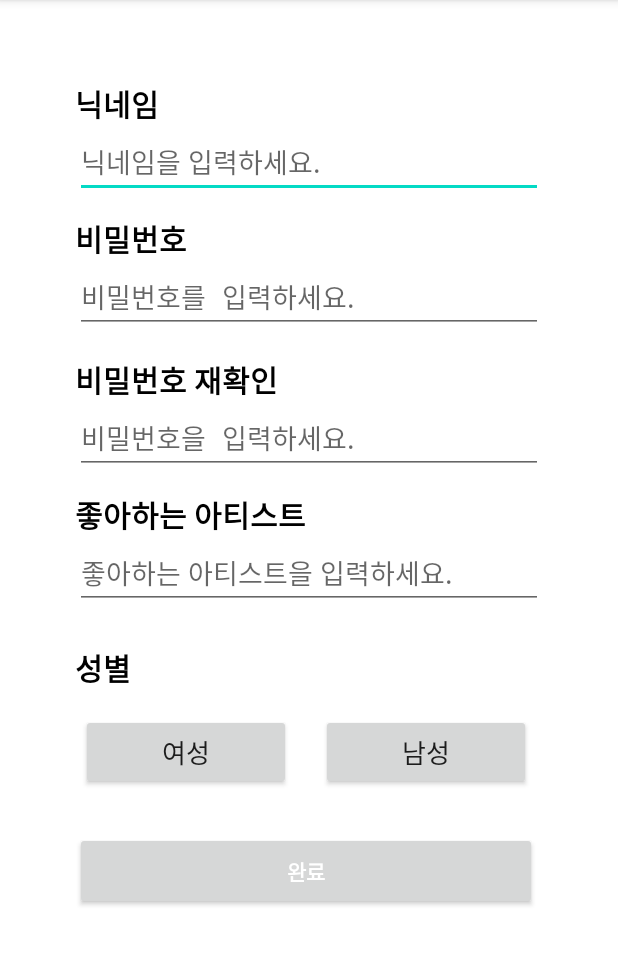
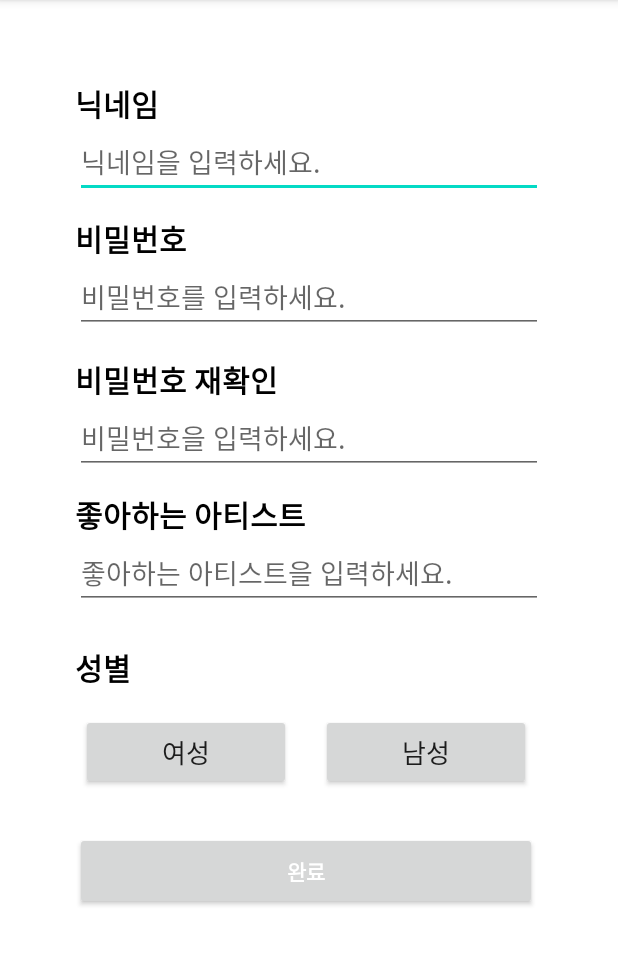
Before and after one commit to chaeyeon-yang/GemMiner_, an Android app: the screen it shows after launch (RegisterActivity), after a tap on "회원가입하기", on a phone screen of 412 x 824 dp, the part 84-1049 px from its top. Run offline under Robolectric (Android 15) with nearby library versions, the phone set to English and light mode, and no system bars.

Commit message:
add font(KOTRA_GOTHIC.ttf/kora)

```diff
--- /dev/null
+++ b/app/src/main/res/font/font.xml
@@ -0,0 +1,6 @@
+<?xml version="1.0" encoding="utf-8"?>
+<font-family xmlns:android="http://schemas.android.com/apk/res/android">
+    <font android:fontStyle="normal"
+        android:fontWeight="400"
+        android:font="@font/kotra"/>
+</font-family>
--- a/app/src/main/res/layout/activity_main.xml
+++ b/app/src/main/res/layout/activity_main.xml
@@ -9,6 +9,7 @@
 
     <TextView
         android:id="@+id/title"
+        android:fontFamily="@font/kotra"
         android:layout_width="wrap_content"
         android:layout_height="wrap_content"
         android:layout_marginStart="56dp"
@@ -23,6 +24,7 @@
 
     <EditText
         android:id="@+id/nickname"
+        android:fontFamily="@font/kotra"
         android:layout_width="match_parent"
         android:layout_height="wrap_content"
         android:layout_marginStart="4dp"
@@ -34,6 +36,7 @@
 
     <EditText
         android:id="@+id/password"
+        android:fontFamily="@font/kotra"
         android:layout_width="match_parent"
         android:layout_height="wrap_content"
         android:layout_marginTop="40dp"
@@ -45,6 +48,7 @@
 
     <Button
         android:id="@+id/loginBtn"
+        android:fontFamily="@font/kotra"
         android:layout_width="match_parent"
         android:layout_height="wrap_content"
         android:background="@color/app_color"
@@ -59,6 +63,7 @@
 
     <TextView
         android:id="@+id/register"
+        android:fontFamily="@font/kotra"
         android:layout_width="wrap_content"
         android:layout_height="wrap_content"
         android:layout_marginStart="84dp"
@@ -69,6 +74,7 @@
 
     <Button
         android:id="@+id/registerBtn"
+        android:fontFamily="@font/kotra"
         android:layout_width="wrap_content"
         android:layout_height="wrap_content"
         android:layout_marginStart="100dp"
--- a/app/src/main/res/layout/activity_register.xml
+++ b/app/src/main/res/layout/activity_register.xml
@@ -8,6 +8,7 @@
 
     <TextView
         android:id="@+id/register_nickname"
+        android:fontFamily="@font/kotra"
         android:layout_width="wrap_content"
         android:layout_height="wrap_content"
         android:layout_marginTop="4dp"
@@ -20,6 +21,7 @@
 
     <EditText
         android:id="@+id/input_nickname"
+        android:fontFamily="@font/kotra"
         android:layout_width="match_parent"
         android:layout_height="wrap_content"
         android:hint="닉네임을 입력하세요."
@@ -30,6 +32,7 @@
 
     <TextView
         android:id="@+id/register_password"
+        android:fontFamily="@font/kotra"
         android:layout_width="wrap_content"
         android:layout_height="wrap_content"
         android:layout_marginTop="12dp"
@@ -42,6 +45,7 @@
 
     <EditText
         android:id="@+id/input_password"
+        android:fontFamily="@font/kotra"
         android:layout_width="match_parent"
         android:layout_height="wrap_content"
         android:hint="비밀번호를 입력하세요."
@@ -53,6 +57,7 @@
 
     <TextView
         android:id="@+id/reRegister_password"
+        android:fontFamily="@font/kotra"
         android:layout_width="wrap_content"
         android:layout_height="wrap_content"
         android:layout_marginTop="16dp"
@@ -65,6 +70,7 @@
 
     <EditText
         android:id="@+id/reInput_password"
+        android:fontFamily="@font/kotra"
         android:layout_width="match_parent"
         android:layout_height="wrap_content"
         android:hint="비밀번호을 입력하세요."
@@ -76,6 +82,7 @@
 
     <TextView
         android:id="@+id/register_favorite"
+        android:fontFamily="@font/kotra"
         android:layout_width="wrap_content"
         android:layout_height="wrap_content"
         android:layout_marginTop="12dp"
@@ -88,6 +95,7 @@
 
     <EditText
         android:id="@+id/input_favorite"
+        android:fontFamily="@font/kotra"
         android:layout_width="match_parent"
         android:layout_height="wrap_content"
         android:hint="좋아하는 아티스트을 입력하세요."
@@ -96,6 +104,7 @@
 
     <TextView
         android:id="@+id/register_sex"
+        android:fontFamily="@font/kotra"
         android:layout_width="wrap_content"
         android:layout_height="wrap_content"
         android:layout_marginTop="24dp"
@@ -108,6 +117,7 @@
 
     <Button
         android:id="@+id/input_sex_woman"
+        android:fontFamily="@font/kotra"
         android:layout_width="140sp"
         android:layout_height="wrap_content"
         android:layout_marginStart="4dp"
@@ -120,6 +130,7 @@
 
     <Button
         android:id="@+id/input_sex_man"
+        android:fontFamily="@font/kotra"
         android:layout_width="140sp"
         android:layout_height="wrap_content"
         android:layout_marginLeft="160dp"
@@ -132,6 +143,7 @@
 
     <Button
         android:id="@+id/input_registerBtn"
+        android:fontFamily="@font/kotra"
         android:layout_width="308dp"
         android:layout_height="52dp"
         android:layout_marginTop="28dp"
--- a/app/src/main/res/layout/fragment_main_menu_basket.xml
+++ b/app/src/main/res/layout/fragment_main_menu_basket.xml
@@ -9,6 +9,7 @@
 
     <TextView
         android:id="@+id/basket"
+        android:fontFamily="@font/kotra"
         android:layout_width="wrap_content"
         android:layout_height="wrap_content"
         android:layout_marginStart="4dp"
@@ -43,6 +44,7 @@
 
             <TextView
                 android:id="@+id/artistName1"
+                android:fontFamily="@font/kotra"
                 android:layout_width="wrap_content"
                 android:layout_height="wrap_content"
                 android:layout_marginLeft="28dp"
@@ -52,6 +54,7 @@
 
             <Button
                 android:id="@+id/performance_ticketing"
+                android:fontFamily="@font/kotra"
                 android:layout_width="130sp"
                 android:layout_height="wrap_content"
                 android:layout_marginLeft="28dp"
--- a/app/src/main/res/layout/fragment_main_menu_heart.xml
+++ b/app/src/main/res/layout/fragment_main_menu_heart.xml
@@ -9,6 +9,7 @@
 
     <TextView
         android:id="@+id/heart"
+        android:fontFamily="@font/kotra"
         android:layout_width="wrap_content"
         android:layout_height="wrap_content"
         android:layout_marginStart="4dp"
@@ -40,6 +41,7 @@
 
             <TextView
                 android:id="@+id/artistName1"
+                android:fontFamily="@font/kotra"
                 android:layout_width="wrap_content"
                 android:layout_height="wrap_content"
                 android:layout_marginLeft="28dp"
@@ -67,6 +69,7 @@
 
         <TextView
             android:id="@+id/artistName2"
+            android:fontFamily="@font/kotra"
             android:layout_width="wrap_content"
             android:layout_height="wrap_content"
             android:layout_marginLeft="28dp"
--- a/app/src/main/res/layout/fragment_ticketing.xml
+++ b/app/src/main/res/layout/fragment_ticketing.xml
@@ -8,6 +8,7 @@
 
     <TextView
         android:id="@+id/basket_title"
+        android:fontFamily="@font/kotra"
         android:layout_width="wrap_content"
         android:layout_height="wrap_content"
         android:layout_marginStart="4dp"
@@ -21,6 +22,7 @@
 
     <Button
         android:id="@+id/select_date"
+        android:fontFamily="@font/kotra"
         android:layout_width="match_parent"
         android:layout_height="wrap_content"
         android:layout_marginTop="84dp"
@@ -33,6 +35,7 @@
 
     <TextView
         android:id="@+id/res"
+        android:fontFamily="@font/kotra"
         android:layout_width="match_parent"
         android:layout_height="wrap_content"
         android:layout_marginTop="56dp"
@@ -44,6 +47,7 @@
 
     <Button
         android:id="@+id/booking_complete"
+        android:fontFamily="@font/kotra"
         android:layout_width="124dp"
         android:layout_height="55dp"
         android:layout_marginStart="96dp"
```
Also changed, not shown: app/src/main/res/layout/fragment_artist_detail.xml (+7 -0 lines), app/src/main/res/layout/fragment_main_menu_global.xml (+11 -2 lines), app/src/main/res/layout/fragment_main_menu_mypage.xml (+8 -0 lines), 1 other file.
